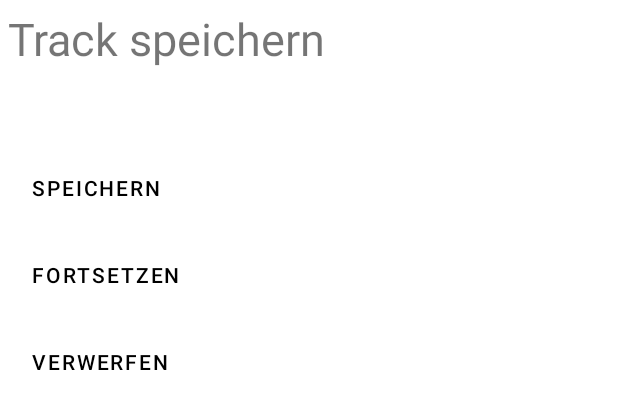
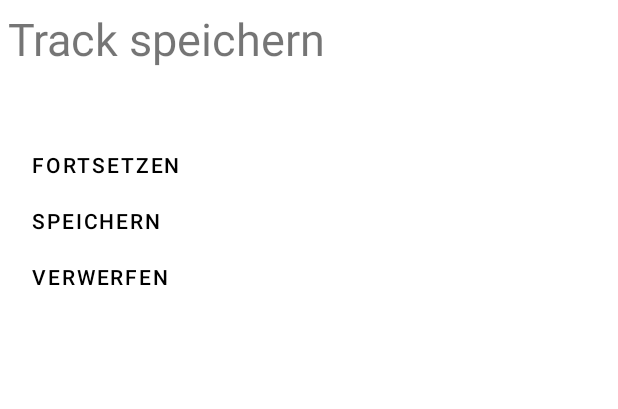
Before and after one commit to RaphaelNeubert/I5_GPS_Tracks, an Android app: the layout save_track.xml on its own in the app's theme, with its tools: preview values and no code run, on a phone screen of 412 x 824 dp. Shown: the top 409 px of the screen. Run offline under Robolectric (Android 15) with nearby library versions, the phone set to English and light mode, and no system bars.

Commit message:
Issue #121, Buttons anordnen

```diff
--- a/src/GPS-Tracks/app/src/main/res/layout/rename_track.xml
+++ b/src/GPS-Tracks/app/src/main/res/layout/rename_track.xml
@@ -22,11 +22,17 @@
       android:inputType="textPersonName"/>
 
 
+  <LinearLayout
+      android:layout_width="match_parent"
+      android:layout_height="match_parent"
+      android:orientation="vertical">
+
     <Button
         android:id="@+id/ok"
         android:layout_width="wrap_content"
         android:layout_height="wrap_content"
-      android:layout_marginTop="10dp"
+        android:layout_marginTop="-5dp"
+        android:layout_marginBottom="-5dp"
         android:backgroundTint="@color/white"
         android:text="@string/OK"
         android:textColor="@color/black" />
@@ -35,9 +41,11 @@
         android:id="@+id/ab"
         android:layout_width="wrap_content"
         android:layout_height="wrap_content"
-      android:layout_marginTop="10dp"
+        android:layout_marginTop="-5dp"
+        android:layout_marginBottom="-5dp"
         android:backgroundTint="@color/white"
         android:text="@string/abort"
         android:textColor="@color/black" />
+  </LinearLayout>
 
 </LinearLayout>
--- a/src/GPS-Tracks/app/src/main/res/layout/save_track.xml
+++ b/src/GPS-Tracks/app/src/main/res/layout/save_track.xml
@@ -1,11 +1,10 @@
 <?xml version="1.0" encoding="utf-8"?>
-<LinearLayout
-    xmlns:android="http://schemas.android.com/apk/res/android"
+<LinearLayout xmlns:android="http://schemas.android.com/apk/res/android"
     xmlns:app="http://schemas.android.com/apk/res-auto"
     xmlns:tools="http://schemas.android.com/tools"
-    android:orientation="vertical"
     android:layout_width="match_parent"
     android:layout_height="match_parent"
+    android:orientation="vertical"
     android:padding="5dp">
 
     <TextView
@@ -22,37 +21,55 @@
         android:ems="10"
         android:hint="@string/enter"
         android:inputType="textPersonName"
-        android:visibility="invisible"/>
+        android:visibility="invisible" />
+
+    <LinearLayout
+        android:layout_width="match_parent"
+        android:layout_height="match_parent"
+        android:orientation="vertical">
+
+        <Button
+            android:id="@+id/abb"
+            android:layout_width="wrap_content"
+            android:layout_height="wrap_content"
+            android:layout_marginStart="0dp"
+            android:layout_marginTop="-5dp"
+            android:layout_marginBottom="-5dp"
+            android:background="@null"
+            android:backgroundTint="@color/cardview_light_background"
+            android:paddingTop="0dp"
+            android:paddingBottom="0dp"
+            android:text="@string/next"
+            android:textAlignment="textStart"
+            android:textColor="@color/black" />
 
         <Button
             android:id="@+id/saving"
             android:layout_width="wrap_content"
             android:layout_height="wrap_content"
-        android:layout_marginTop="10dp"
+            android:layout_marginStart="0dp"
+            android:layout_marginTop="-5dp"
+            android:layout_marginBottom="-5dp"
             android:background="@null"
             android:backgroundTint="@color/cardview_light_background"
+            android:paddingTop="0dp"
+            android:paddingBottom="0dp"
             android:text="@string/save"
-        android:textColor="@color/black" />
-
-    <Button
-        android:id="@+id/abb"
-        android:layout_width="144dp"
-        android:layout_height="wrap_content"
-        android:layout_marginTop="10dp"
-        android:background="@null"
-        android:backgroundTint="@color/cardview_light_background"
-        android:text="@string/next"
-        android:textAlignment="textStart"
             android:textColor="@color/black" />
 
         <Button
             android:id="@+id/del"
             android:layout_width="wrap_content"
             android:layout_height="wrap_content"
-        android:layout_marginTop="10dp"
+            android:layout_marginStart="0dp"
+            android:layout_marginTop="-5dp"
+            android:layout_marginBottom="-5dp"
             android:background="@null"
             android:backgroundTint="@color/cardview_light_background"
+            android:paddingTop="0dp"
+            android:paddingBottom="0dp"
             android:text="@string/discard"
             android:textColor="@color/black" />
+    </LinearLayout>
 
 </LinearLayout>
```
Lines whose indentation alone changed are shown as unchanged.
